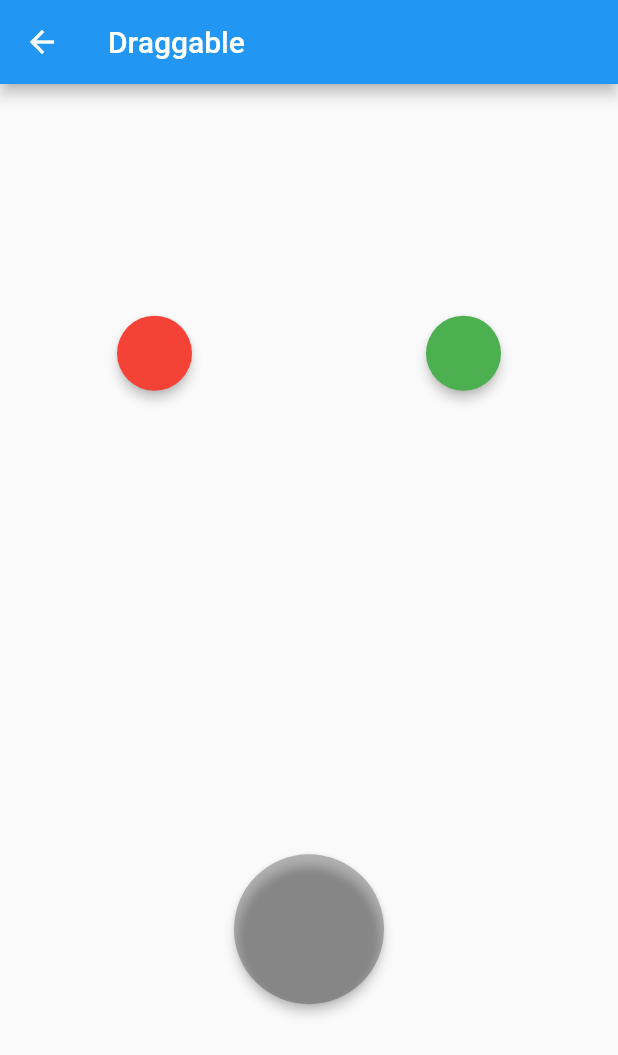
After one commit to sampurnoaji/flutter_erico_chapter_1, a Flutter app: the DraggablePage screen opened directly, on a phone screen of 412 x 824 dp. The commit adds this screen. Shown: the top 1055 px of the screen. Run offline on Flutter 3.47's test engine with Material 2 defaults, Android fonts, the phone set to English and light mode, and no system bars.

Commit message:
draggable

```diff
--- a/lib/lesson.dart
+++ b/lib/lesson.dart
@@ -10,4 +10,5 @@ enum Lesson {
   Stack_Align_Widget,
   Image_Widget,
   Spacer_Widget,
+  Draggable
 }
--- /dev/null
+++ b/lib/lesson/draggable.dart
@@ -0,0 +1,115 @@
+import 'package:erico_intro/lesson.dart';
+import 'package:flutter/material.dart';
+
+class DraggablePage extends StatelessWidget {
+  Color color1 = Colors.red;
+  Color color2 = Colors.green;
+  Color targetColor = Colors.black26;
+  bool isAccepted = false;
+
+  @override
+  Widget build(BuildContext context) {
+    return Scaffold(
+        appBar: AppBar(
+          title: Text(Lesson.Draggable.name),
+        ),
+        body: Column(
+          mainAxisAlignment: MainAxisAlignment.spaceAround,
+          children: [
+            Row(
+              mainAxisAlignment: MainAxisAlignment.spaceAround,
+              children: [
+                Draggable<Color>(
+                  data: color1,
+                  child: SizedBox(
+                    width: 50,
+                    height: 50,
+                    child: Material(
+                      color: color1,
+                      shape: StadiumBorder(),
+                      elevation: 3,
+                    ),
+                  ),
+                  childWhenDragging: SizedBox(
+                    width: 50,
+                    height: 50,
+                    child: Material(
+                      color: Colors.black26,
+                      shape: StadiumBorder(),
+                      elevation: 0,
+                    ),
+                  ),
+                  feedback: SizedBox(
+                    width: 50,
+                    height: 50,
+                    child: Material(
+                      color: color1.withOpacity(0.7),
+                      shape: StadiumBorder(),
+                      elevation: 3,
+                    ),
+                  ),
+                ),
+                Draggable<Color>(
+                  data: color2,
+                  child: SizedBox(
+                    width: 50,
+                    height: 50,
+                    child: Material(
+                      color: color2,
+                      shape: StadiumBorder(),
+                      elevation: 3,
+                    ),
+                  ),
+                  childWhenDragging: SizedBox(
+                    width: 50,
+                    height: 50,
+                    child: Material(
+                      color: Colors.black26,
+                      shape: StadiumBorder(),
+                      elevation: 0,
+                    ),
+                  ),
+                  feedback: SizedBox(
+                    width: 50,
+                    height: 50,
+                    child: Material(
+                      color: color2.withOpacity(0.7),
+                      shape: StadiumBorder(),
+                      elevation: 3,
+                    ),
+                  ),
+                ),
+              ],
+            ),
+            DragTarget(
+              onWillAccept: (value) => true,
+              onAccept: (Color value) {
+                isAccepted = true;
+                targetColor = value;
+              },
+              builder: (context, candidateData, rejectedData) {
+                return (isAccepted)
+                    ? SizedBox(
+                        width: 100,
+                        height: 100,
+                        child: Material(
+                          color: targetColor,
+                          shape: StadiumBorder(),
+                          elevation: 3,
+                        ),
+                      )
+                    : SizedBox(
+                        width: 100,
+                        height: 100,
+                        child: Material(
+                          color: Colors.black26,
+                          shape: StadiumBorder(),
+                          elevation: 3,
+                        ),
+                      );
+              },
+            )
+          ],
+        ));
+  }
+}
--- a/lib/main.dart
+++ b/lib/main.dart
@@ -2,6 +2,7 @@ import 'package:erico_intro/lesson.dart';
 import 'package:erico_intro/lesson/animated_container.dart';
 import 'package:erico_intro/lesson/column_widget.dart';
 import 'package:erico_intro/lesson/container_widget.dart';
+import 'package:erico_intro/lesson/draggable.dart';
 import 'package:erico_intro/lesson/flexible_widget.dart';
 import 'package:erico_intro/lesson/image_widget.dart';
 import 'package:erico_intro/lesson/row_widget.dart';
@@ -56,6 +57,8 @@ class MainPage extends StatelessWidget {
                             return ImageWidget();
                           case Lesson.Spacer_Widget:
                             return SpacerWidget();
+                          case Lesson.Draggable:
+                            return DraggablePage();
                         }
                       }));
                     },
```
